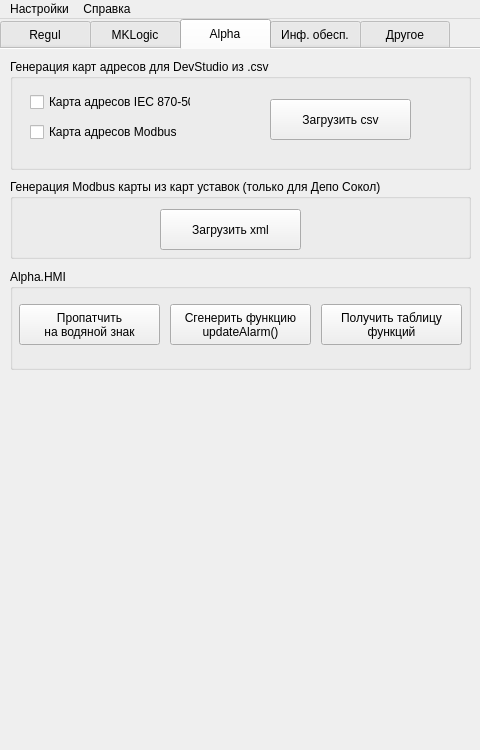
Old version of the form forms/mainwindow.ui in the repository s0besITR/converterITR.
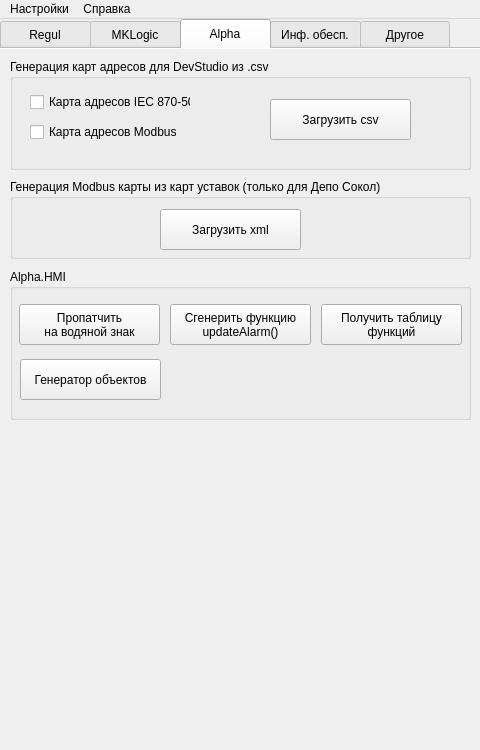
New version of the form. The open tabs and pages were chosen to show the change. Icons and pictures are not drawn.

Commit message: HMI Object Generator

What changed in the file:
```diff
--- a/forms/mainwindow.ui
+++ b/forms/mainwindow.ui
@@ -562,7 +562,7 @@
         <x>10</x>
         <y>220</y>
         <width>461</width>
-        <height>101</height>
+        <height>151</height>
        </rect>
       </property>
       <property name="title">
@@ -628,6 +628,25 @@
 функций</string>
        </property>
       </widget>
+      <widget class="QPushButton" name="pb_HMI_ObjectGen">
+       <property name="geometry">
+        <rect>
+         <x>10</x>
+         <y>90</y>
+         <width>141</width>
+         <height>41</height>
+        </rect>
+       </property>
+       <property name="toolTip">
+        <string/>
+       </property>
+       <property name="statusTip">
+        <string>Загрузить xml с типами объектов, затем csv формата &lt;Type,Name,Alias,Location&gt;</string>
+       </property>
+       <property name="text">
+        <string>Генератор объектов</string>
+       </property>
+      </widget>
      </widget>
     </widget>
     <widget class="QWidget" name="t3_io">
```
Left out of the diff: 2 changed lines with no effect on the pictures. The commit also changes 7 other files.
